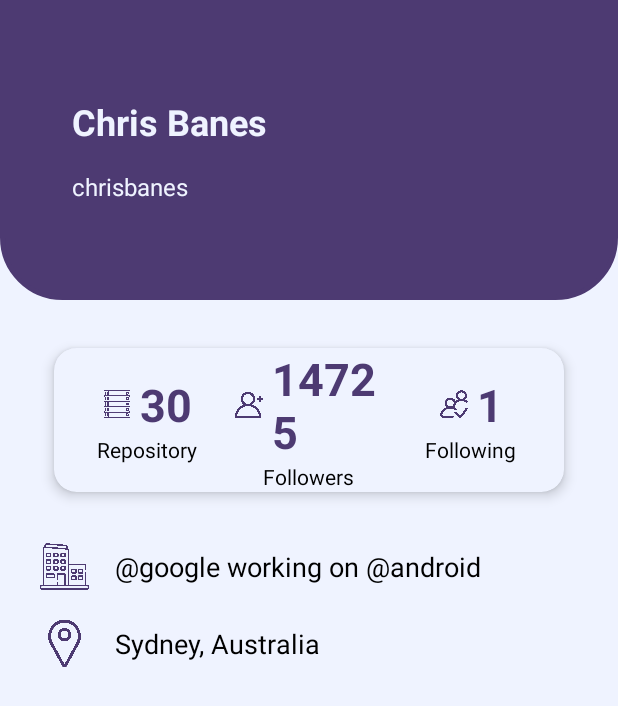
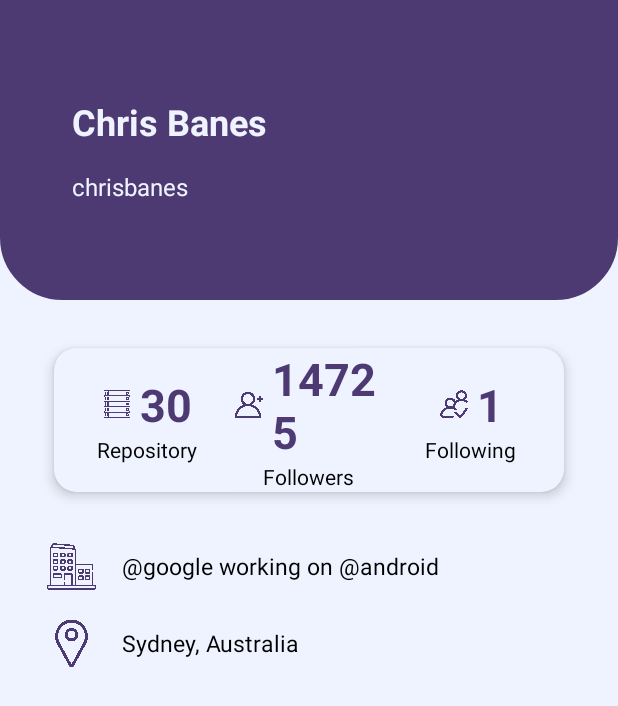
Before and after one commit to IndraYudha22/kotlin-simple-apps, an Android app: the screen it shows after launch (MainActivity), after a tap on "Chris Banes", on a phone screen of 412 x 824 dp. Shown: the top 706 px of the screen. Run offline under Robolectric (Android 15) with nearby library versions, the light colour scheme and no system bars; our stand-ins replace CircleImageView, data binding; 1 statement that could not run was skipped.

Commit message:
update: fixed text size detail fragment

```diff
--- a/app/src/main/res/layout/fragment_detail.xml
+++ b/app/src/main/res/layout/fragment_detail.xml
@@ -201,8 +201,8 @@
                 android:layout_width="match_parent"
                 android:layout_height="wrap_content"
                 android:orientation="horizontal"
-                android:layout_marginStart="25dp"
-                android:layout_marginEnd="25dp"
+                android:layout_marginStart="30dp"
+                android:layout_marginEnd="30dp"
                 android:layout_marginTop="20dp"
                 android:layout_marginBottom="16dp">
                 <ImageView
@@ -216,7 +216,7 @@
                     android:layout_height="match_parent"
                     android:text="@string/company"
                     android:layout_marginStart="16dp"
-                    android:textSize="18sp"
+                    android:textSize="15sp"
                     android:gravity="center_vertical"
                     android:textColor="@android:color/black"/>
             </LinearLayout>
@@ -225,8 +225,8 @@
                 android:layout_width="match_parent"
                 android:layout_height="wrap_content"
                 android:orientation="horizontal"
-                android:layout_marginStart="25dp"
-                android:layout_marginEnd="25dp"
+                android:layout_marginStart="30dp"
+                android:layout_marginEnd="30dp"
                 android:layout_marginBottom="16dp">
                 <ImageView
                     android:layout_width="35dp"
@@ -239,7 +239,7 @@
                     android:layout_height="match_parent"
                     android:text="@string/location"
                     android:layout_marginStart="16dp"
-                    android:textSize="18sp"
+                    android:textSize="15sp"
                     android:gravity="center_vertical"
                     android:textColor="@android:color/black"/>
             </LinearLayout>
```
